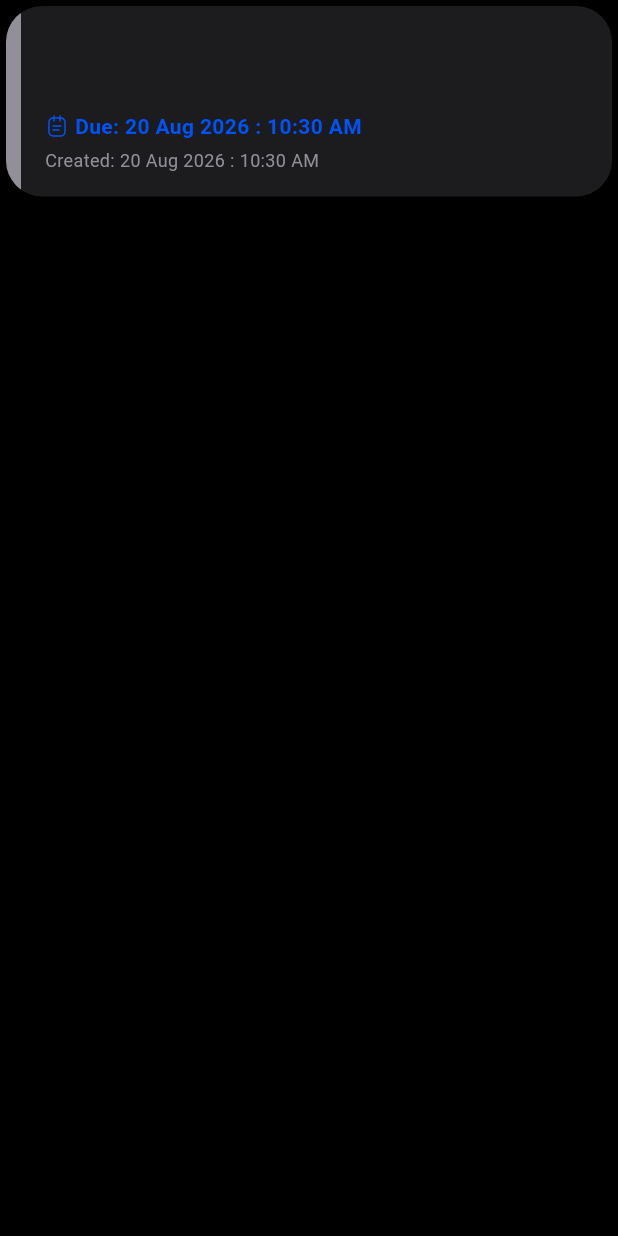
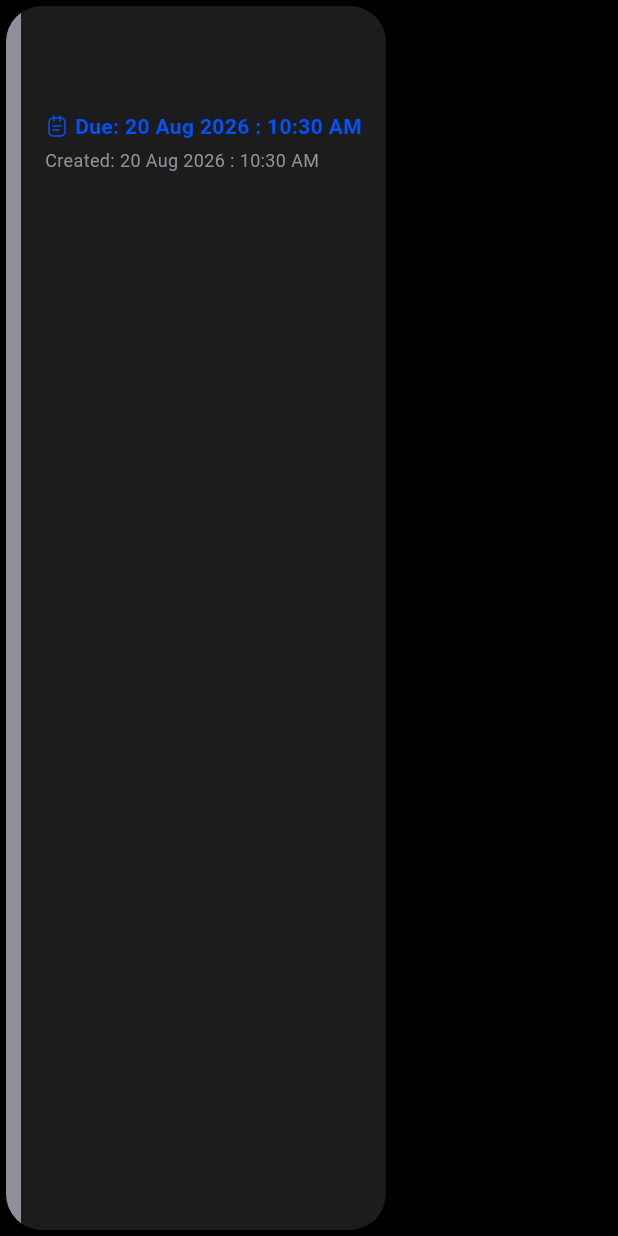
Before and after one commit to VigneshJagannadhan/manage_app_flutter, a Flutter app: the TaskTile widget shown alone on an empty page, opened directly with empty values, on a phone screen of 412 x 824 dp. Run offline on Flutter 3.47's test engine with Material 3 defaults, Android fonts, the phone set to English and light mode, and no system bars; our stand-ins replace cached_network_image, dio, flutter_secure_storage, flutter_svg, google_fonts, share_plus and 1 more; accounts and stored records are empty; network calls fail.

Commit message:
fix: overflow in task tile from IntrinsicHeight with wrapping text

```diff
--- a/lib/features/task/widgets/task_tile.dart
+++ b/lib/features/task/widgets/task_tile.dart
@@ -13,7 +13,13 @@ import 'package:manage_app/features/shared/widgets/text/label_text.dart';
 import 'package:manage_app/features/shared/widgets/text/title_text.dart';
 
 class TaskTile extends StatelessWidget {
-  const TaskTile({super.key, required this.task, this.groupName, this.onTap, this.onEdit});
+  const TaskTile({
+    super.key,
+    required this.task,
+    this.groupName,
+    this.onTap,
+    this.onEdit,
+  });
 
   final TaskModel task;
   // Shown only in "all groups" mode, where tasks from multiple groups are mixed together.
@@ -21,7 +27,8 @@ class TaskTile extends StatelessWidget {
   final VoidCallback? onTap;
   final VoidCallback? onEdit;
 
-  String get description => task.description ?? AppStrings.noDescriptionProvided;
+  String get description =>
+      task.description ?? AppStrings.noDescriptionProvided;
   String get title => task.title ?? AppStrings.untitledTask;
   TaskPriority get priority => task.priority ?? TaskPriority.medium;
 
@@ -29,36 +36,61 @@ class TaskTile extends StatelessWidget {
   Widget build(BuildContext context) {
     final theme = context.appTheme;
     final colorScheme = Theme.of(context).colorScheme;
-    final priorityColor = TaskPriorityBadge.colorFor(task.priority ?? TaskPriority.medium, colorScheme);
+    final priorityColor = TaskPriorityBadge.colorFor(
+      task.priority ?? TaskPriority.medium,
+      colorScheme,
+    );
+
+    final margin = theme.horizontalMargin ?? 16;
+    const stripeWidth = 10.0;
 
     return AppCard(
       onTap: onTap,
       padding: EdgeInsets.zero,
-      child: IntrinsicHeight(
-        child: Row(
-          crossAxisAlignment: CrossAxisAlignment.stretch,
+      child: Stack(
         children: [
           // Solid priority stripe - more noticeable at a glance than the pill alone.
-            Container(width: 10, color: priorityColor),
-            Expanded(
-              child: Padding(
-                padding: EdgeInsets.all(theme.horizontalMargin ?? 16),
+          Positioned(
+            left: 0,
+            top: 0,
+            bottom: 0,
+            width: stripeWidth,
+            child: Container(color: priorityColor),
+          ),
+          Padding(
+            padding: EdgeInsets.fromLTRB(
+              stripeWidth + margin,
+              margin,
+              margin,
+              margin,
+            ),
             child: Column(
               crossAxisAlignment: CrossAxisAlignment.start,
               children: [
                 if (groupName != null) ...[
-                      LabelText.small(groupName!, color: colorScheme.secondary, style: const TextStyle(fontWeight: FontWeight.w700)),
+                  LabelText.small(
+                    groupName!,
+                    color: colorScheme.secondary,
+                    style: const TextStyle(fontWeight: FontWeight.w700),
+                  ),
                   SizedBox(height: theme.spacingXSmall ?? 4),
                 ],
                 TitleText.medium(title),
                 SizedBox(height: theme.spacingXSmall ?? 4),
-                    BodyText.medium(description, color: colorScheme.onSurfaceVariant),
+                BodyText.medium(
+                  description,
+                  color: colorScheme.onSurfaceVariant,
+                ),
                 SizedBox(height: theme.spacingSmall ?? 8),
                 if (task.dueDate != null) ...[
                   Row(
                     mainAxisSize: MainAxisSize.min,
                     children: [
-                          AppSvgIcon(SvgIcons.calendar, size: 16, color: colorScheme.primary),
+                      AppSvgIcon(
+                        SvgIcons.calendar,
+                        size: 16,
+                        color: colorScheme.primary,
+                      ),
                       SizedBox(width: theme.spacingXSmall ?? 4),
                       BodyText.medium(
                         '${AppStrings.due}: ${task.dueDate!.formattedDateTime}',
@@ -76,9 +108,7 @@ class TaskTile extends StatelessWidget {
               ],
             ),
           ),
-            ),
         ],
-        ),
       ),
     );
   }
```
Lines whose indentation alone changed are shown as unchanged.
